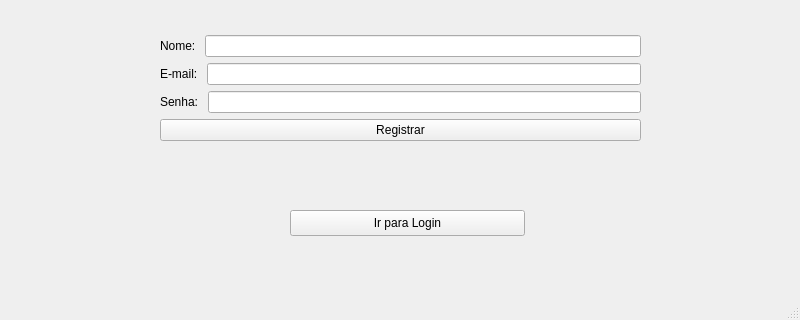
This is registerwindow.ui in WeslleyMarcelo14/poo2_climatech as Qt 5 draws it before an edit; both pictures show x 0 to 800 and y 280 to 600 of the 800 by 600 pixel window. The edited form follows.
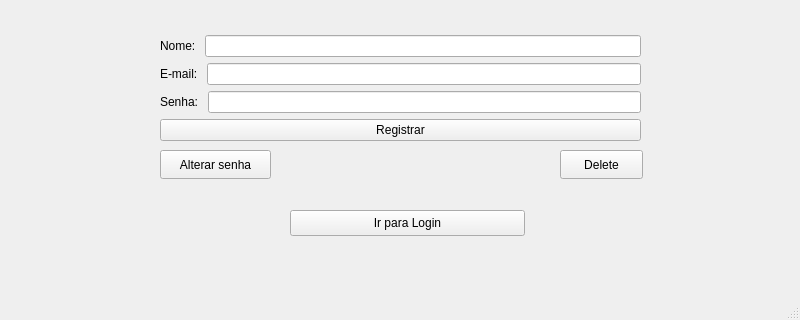
This is the edited form.

Patch:
```diff
--- a/registerwindow.ui
+++ b/registerwindow.ui
@@ -107,6 +107,32 @@
      </item>
     </layout>
    </widget>
+   <widget class="QPushButton" name="UpdateButton">
+    <property name="geometry">
+     <rect>
+      <x>160</x>
+      <y>430</y>
+      <width>111</width>
+      <height>29</height>
+     </rect>
+    </property>
+    <property name="text">
+     <string>Alterar senha</string>
+    </property>
+   </widget>
+   <widget class="QPushButton" name="DeleteButton">
+    <property name="geometry">
+     <rect>
+      <x>560</x>
+      <y>430</y>
+      <width>83</width>
+      <height>29</height>
+     </rect>
+    </property>
+    <property name="text">
+     <string>Delete</string>
+    </property>
+   </widget>
   </widget>
   <widget class="QMenuBar" name="menubar">
    <property name="geometry">
```
Left out of the diff: 6 changed lines with no effect on the pictures.
